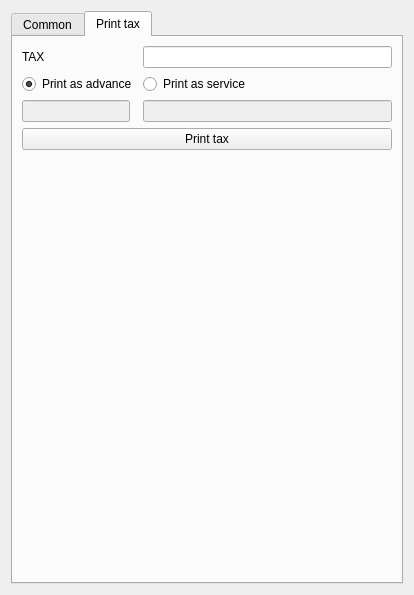
This is Resort/dlgadvanceentry.ui in End1-1/Resort as Qt 5 draws it before an edit. The edited form follows.
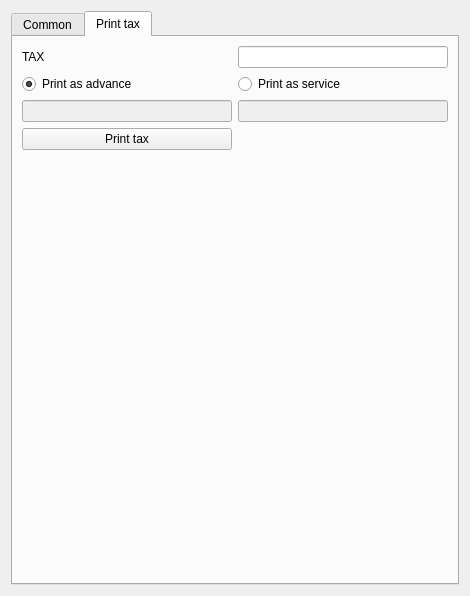
This is the edited form. The open tabs and pages were chosen to show the change. Icons and pictures are not drawn. Custom widgets are drawn as their Qt base class.

What changed in the file:
```diff
--- a/Resort/dlgadvanceentry.ui
+++ b/Resort/dlgadvanceentry.ui
@@ -6,7 +6,7 @@
    <rect>
     <x>0</x>
     <y>0</y>
-    <width>412</width>
+    <width>470</width>
     <height>546</height>
    </rect>
   </property>
@@ -102,6 +102,17 @@
          <item row="14" column="0" colspan="6">
           <widget class="QWidget" name="widget" native="true">
            <layout class="QHBoxLayout" name="horizontalLayout">
+            <item>
+             <widget class="QToolButton" name="btnLog">
+              <property name="text">
+               <string/>
+              </property>
+              <property name="icon">
+               <iconset resource="res.qrc">
+                <normaloff>:/images/tracking.png</normaloff>:/images/tracking.png</iconset>
+              </property>
+             </widget>
+            </item>
             <item>
              <spacer name="horizontalSpacer">
               <property name="orientation">
@@ -482,29 +493,22 @@
       <attribute name="title">
        <string>Print tax</string>
       </attribute>
-      <layout class="QFormLayout" name="formLayout">
-       <item row="1" column="0">
+      <layout class="QGridLayout" name="gridLayout_4">
+       <item row="0" column="0">
         <widget class="QLabel" name="label_14">
          <property name="text">
           <string>TAX</string>
          </property>
         </widget>
        </item>
-       <item row="1" column="1">
+       <item row="0" column="1">
         <widget class="EQLineEdit" name="leTax">
          <property name="readOnly">
           <bool>true</bool>
          </property>
         </widget>
        </item>
-       <item row="5" column="0" colspan="2">
-        <widget class="QPushButton" name="btnPrintTax">
-         <property name="text">
-          <string>Print tax</string>
-         </property>
-        </widget>
-       </item>
-       <item row="2" column="0">
+       <item row="1" column="0">
         <widget class="QRadioButton" name="rbAdvance">
          <property name="text">
           <string>Print as advance</string>
@@ -514,28 +518,35 @@
          </property>
         </widget>
        </item>
-       <item row="2" column="1">
+       <item row="1" column="1">
         <widget class="QRadioButton" name="btnService">
          <property name="text">
           <string>Print as service</string>
          </property>
         </widget>
        </item>
-       <item row="3" column="0">
+       <item row="2" column="0">
         <widget class="EQLineEdit" name="leService">
          <property name="enabled">
           <bool>false</bool>
          </property>
         </widget>
        </item>
-       <item row="3" column="1">
+       <item row="2" column="1">
         <widget class="EQLineEdit" name="leServiceName">
          <property name="enabled">
           <bool>false</bool>
          </property>
         </widget>
        </item>
-       <item row="6" column="0" colspan="2">
+       <item row="3" column="0">
+        <widget class="QPushButton" name="btnPrintTax">
+         <property name="text">
+          <string>Print tax</string>
+         </property>
+        </widget>
+       </item>
+       <item row="4" column="0">
         <spacer name="verticalSpacer">
          <property name="orientation">
           <enum>Qt::Vertical</enum>
```
Left out of the diff: 4 changed lines with no effect on the pictures.
